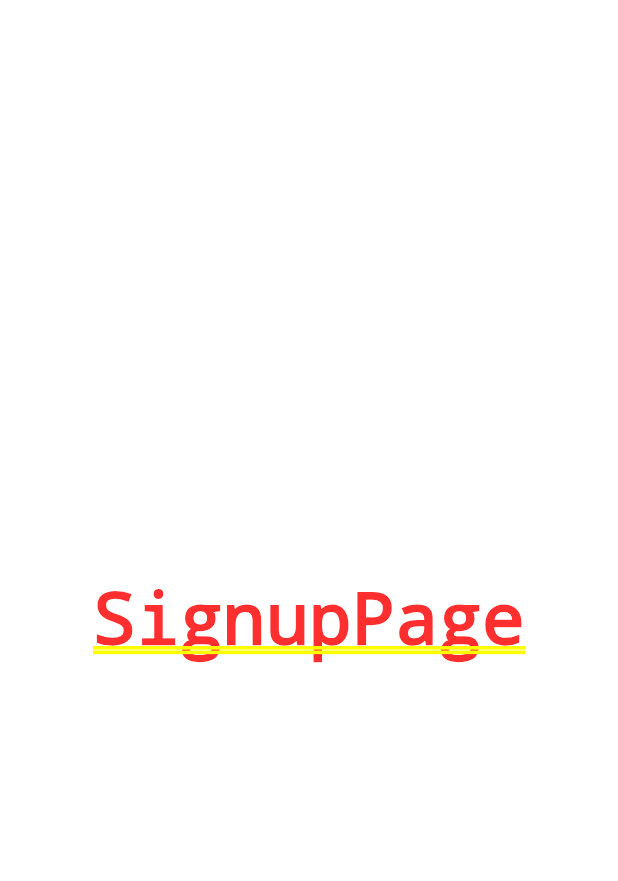
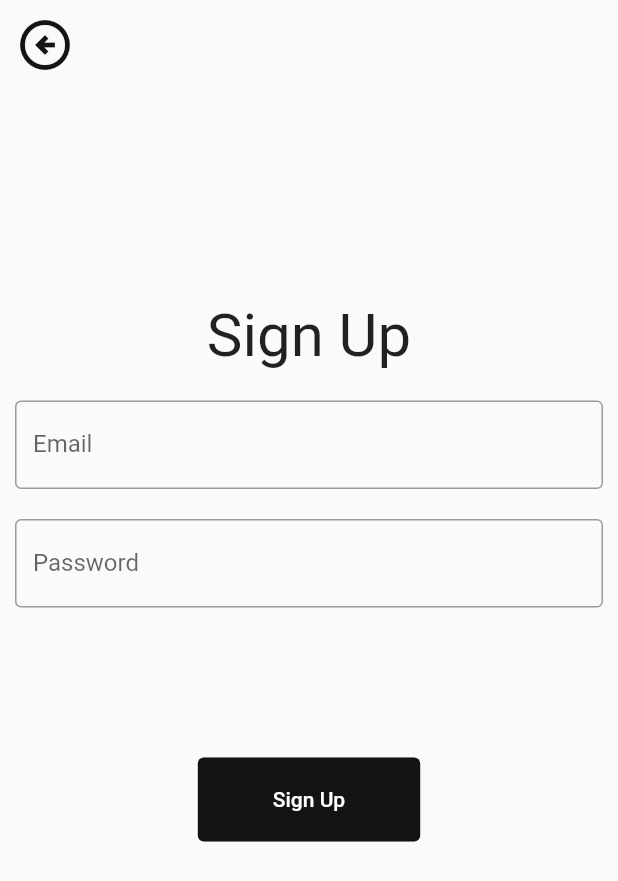
Before and after one commit to DylanDabrowski/watercooler, a Flutter app: the screen it shows after launch, after a tap on "Sign up", on a phone screen of 412 x 824 dp. Shown: the top 881 px of the screen. Run offline on Flutter 3.47's test engine with Material 2 defaults, Android fonts, the phone set to English and light mode, and no system bars; our stand-ins replace get.

Commit message:
simple styling for loginpage and signuppage as well as back buttons with navigation.

```diff
--- a/lib/pages/login pages/signup_page.dart
+++ b/lib/pages/login pages/signup_page.dart
@@ -1,12 +1,84 @@
 import 'package:flutter/material.dart';
+import 'package:get/get.dart';
+import '../../routes/route_helper.dart';
+import '../../utils/colors.dart';
 
 class SignupPage extends StatelessWidget {
   const SignupPage({ Key? key }) : super(key: key);
 
   @override
   Widget build(BuildContext context) {
-    return Container(
-      child: Center(child: Text("SignupPage")),
+    return Scaffold(
+      body: SafeArea(
+        child: Container(
+          padding: EdgeInsets.all(10),
+          child: Column(
+            crossAxisAlignment: CrossAxisAlignment.start,
+            children: [
+              // back button
+              GestureDetector(
+                onTap: () {
+                  Get.toNamed(RouteHelper.getInitial());
+                },
+                child: const Icon(
+                  Icons.arrow_circle_left_outlined,
+                  color: AppColors.textColor,
+                  size: 40.0,
+                ),
+              ),
+              const SizedBox(height: 150),
+              // title
+              Row(
+                mainAxisAlignment: MainAxisAlignment.center,
+                children: const [
+                  Text(
+                    "Sign Up",
+                    style: TextStyle(
+                      fontSize: 40.0,
+                    ),
+                  ),
+                ],
+              ),
+              const SizedBox(height: 20),
+              // email textfield
+              const TextField(
+                obscureText: false,
+                decoration: InputDecoration(
+                  border: OutlineInputBorder(),
+                  labelText: 'Email',
+                ),
+              ),
+              const SizedBox(height: 20),
+              // password textfield
+              const TextField(
+                obscureText: true,
+                decoration: InputDecoration(
+                  border: OutlineInputBorder(),
+                  labelText: 'Password',
+                ),
+              ),
+              const SizedBox(height: 100),
+              // sign up button
+              Row(
+                mainAxisAlignment: MainAxisAlignment.center,
+                children: [
+                  OutlinedButton(
+                    onPressed: () {
+                      print('Sign up button pressed');
+                    },
+                    style: OutlinedButton.styleFrom(
+                      primary: Colors.white,
+                      backgroundColor: AppColors.textColor,
+                      padding: const EdgeInsets.only(top: 20, bottom: 20, left: 50, right: 50)
+                    ),
+                    child: const Text("Sign Up"),
+                  ),
+                ],
+              ),
+            ],
+          ),
+        ),
+      ),
     );
   }
 }
--- a/lib/pages/login pages/welcome_page.dart
+++ b/lib/pages/login pages/welcome_page.dart
@@ -46,7 +46,6 @@ class WelcomePage extends StatelessWidget {
               width: 100,
               child: OutlinedButton(
                 onPressed: () {
-                  print('Login button Pressed');
                   Get.toNamed(RouteHelper.getLogin());
                 },
                 style: OutlinedButton.styleFrom(
@@ -61,7 +60,6 @@ class WelcomePage extends StatelessWidget {
               width: 100,
               child: OutlinedButton(
                 onPressed: () {
-                  print('Signup button pressed');
                   Get.toNamed(RouteHelper.getSignup());
                 },
                 style: OutlinedButton.styleFrom(
```
Also changed, not shown: lib/pages/login pages/login_page.dart (+76 -3 lines).
